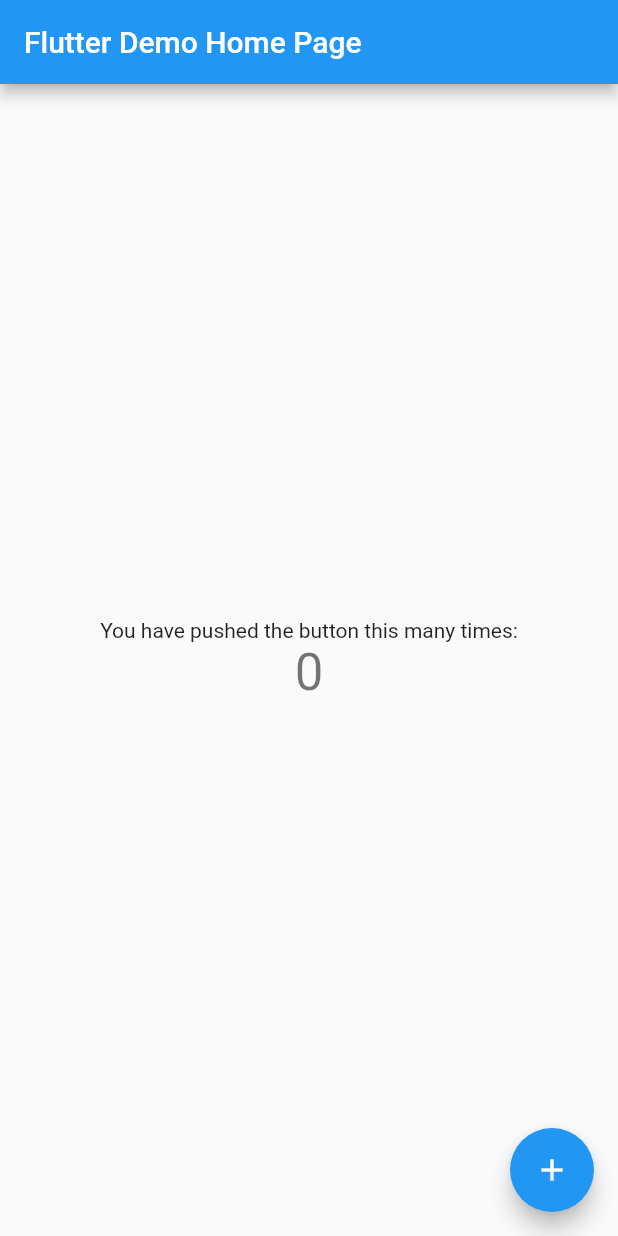
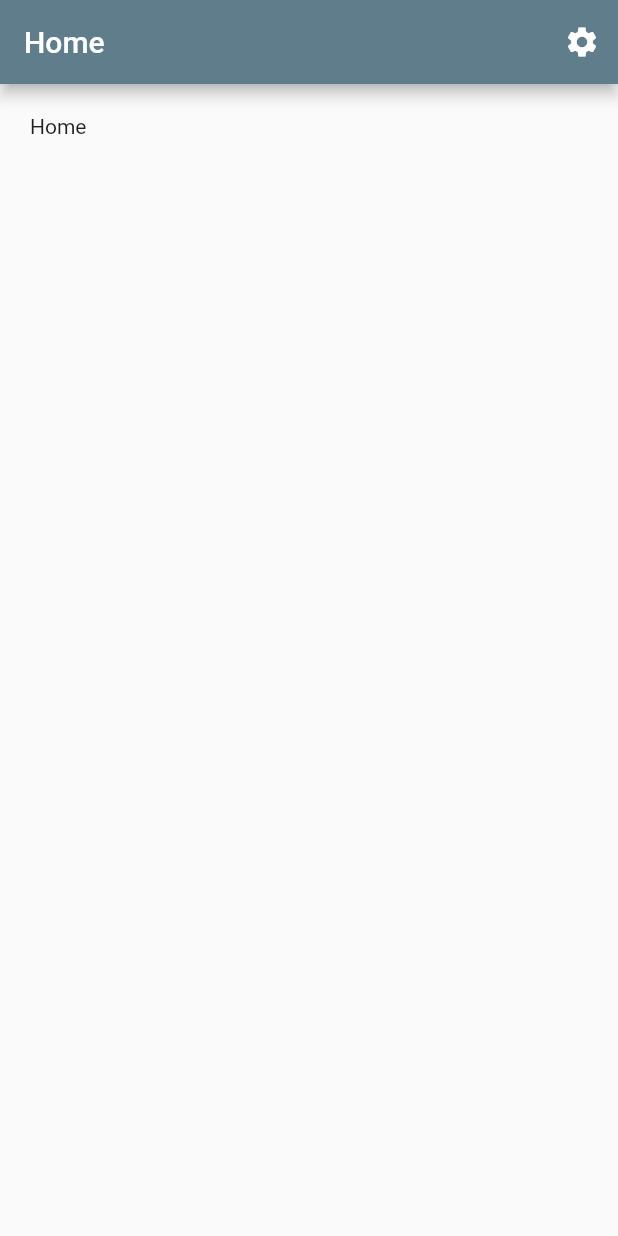
Before and after one commit to bozjator/audio-player, a Flutter app: the screen it shows after launch, on a phone screen of 412 x 824 dp. Run offline on Flutter 3.47's test engine with Material 2 defaults, Android fonts, the phone set to English and light mode, and no system bars; our stand-ins replace get.

```diff
--- /dev/null
+++ b/lib/core/global_widgets/custom_app_bar_widget.dart
@@ -0,0 +1,21 @@
+import 'package:audio_player/screens/settings/settings_screen.dart';
+import 'package:flutter/material.dart';
+import 'package:get/get.dart';
+
+PreferredSizeWidget customAppBar(String title, {bool showSettings = true}) {
+  List<Widget> actions = [];
+
+  if (showSettings) {
+    actions.add(IconButton(
+      icon: const Icon(Icons.settings),
+      onPressed: () {
+        Get.to(const SettingsScreen());
+      },
+    ));
+  }
+
+  return AppBar(
+    title: Text(title),
+    actions: actions,
+  );
+}
--- /dev/null
+++ b/lib/core/theme/dark_theme.dart
@@ -0,0 +1,5 @@
+import 'package:flutter/material.dart';
+
+final ThemeData darkTheme = ThemeData(
+  brightness: Brightness.dark,
+);
--- /dev/null
+++ b/lib/core/theme/light_theme.dart
@@ -0,0 +1,6 @@
+import 'package:flutter/material.dart';
+
+final ThemeData lightTheme = ThemeData(
+  brightness: Brightness.light,
+  primarySwatch: Colors.blueGrey,
+);
--- a/lib/main.dart
+++ b/lib/main.dart
@@ -1,115 +1,32 @@
+import 'package:audio_player/core/theme/dark_theme.dart';
+import 'package:audio_player/core/theme/light_theme.dart';
+import 'package:audio_player/screens/home/home_controller.dart';
+import 'package:audio_player/screens/home/home_screen.dart';
+import 'package:audio_player/screens/settings/settings_controller.dart';
 import 'package:flutter/material.dart';
+import 'package:get/get.dart';
 
 void main() {
+  initControllers();
   runApp(const MyApp());
+}
+
+void initControllers() {
+  Get.put(HomeController());
+  Get.put(SettingsController());
 }
 
 class MyApp extends StatelessWidget {
   const MyApp({Key? key}) : super(key: key);
 
-  // This widget is the root of your application.
   @override
   Widget build(BuildContext context) {
-    return MaterialApp(
-      title: 'Flutter Demo',
-      theme: ThemeData(
-        // This is the theme of your application.
-        //
-        // Try running your application with "flutter run". You'll see the
-        // application has a blue toolbar. Then, without quitting the app, try
-        // changing the primarySwatch below to Colors.green and then invoke
-        // "hot reload" (press "r" in the console where you ran "flutter run",
-        // or simply save your changes to "hot reload" in a Flutter IDE).
-        // Notice that the counter didn't reset back to zero; the application
-        // is not restarted.
-        primarySwatch: Colors.blue,
-      ),
-      home: const MyHomePage(title: 'Flutter Demo Home Page'),
+    return GetMaterialApp(
+      title: 'Audio player',
+      theme: lightTheme,
+      darkTheme: darkTheme,
+      themeMode: ThemeMode.system,
+      home: const HomeScreen(),
     );
   }
 }
-
-class MyHomePage extends StatefulWidget {
-  const MyHomePage({Key? key, required this.title}) : super(key: key);
-
-  // This widget is the home page of your application. It is stateful, meaning
-  // that it has a State object (defined below) that contains fields that affect
-  // how it looks.
-
-  // This class is the configuration for the state. It holds the values (in this
-  // case the title) provided by the parent (in this case the App widget) and
-  // used by the build method of the State. Fields in a Widget subclass are
-  // always marked "final".
-
-  final String title;
-
-  @override
-  State<MyHomePage> createState() => _MyHomePageState();
-}
-
-class _MyHomePageState extends State<MyHomePage> {
-  int _counter = 0;
-
-  void _incrementCounter() {
-    setState(() {
-      // This call to setState tells the Flutter framework that something has
-      // changed in this State, which causes it to rerun the build method below
-      // so that the display can reflect the updated values. If we changed
-      // _counter without calling setState(), then the build method would not be
-      // called again, and so nothing would appear to happen.
-      _counter++;
-    });
-  }
-
-  @override
-  Widget build(BuildContext context) {
-    // This method is rerun every time setState is called, for instance as done
-    // by the _incrementCounter method above.
-    //
-    // The Flutter framework has been optimized to make rerunning build methods
-    // fast, so that you can just rebuild anything that needs updating rather
-    // than having to individually change instances of widgets.
-    return Scaffold(
-      appBar: AppBar(
-        // Here we take the value from the MyHomePage object that was created by
-        // the App.build method, and use it to set our appbar title.
-        title: Text(widget.title),
-      ),
-      body: Center(
-        // Center is a layout widget. It takes a single child and positions it
-        // in the middle of the parent.
-        child: Column(
-          // Column is also a layout widget. It takes a list of children and
-          // arranges them vertically. By default, it sizes itself to fit its
-          // children horizontally, and tries to be as tall as its parent.
-          //
-          // Invoke "debug painting" (press "p" in the console, choose the
-          // "Toggle Debug Paint" action from the Flutter Inspector in Android
-          // Studio, or the "Toggle Debug Paint" command in Visual Studio Code)
-          // to see the wireframe for each widget.
-          //
-          // Column has various properties to control how it sizes itself and
-          // how it positions its children. Here we use mainAxisAlignment to
-          // center the children vertically; the main axis here is the vertical
-          // axis because Columns are vertical (the cross axis would be
-          // horizontal).
-          mainAxisAlignment: MainAxisAlignment.center,
-          children: <Widget>[
-            const Text(
-              'You have pushed the button this many times:',
-            ),
-            Text(
-              '$_counter',
-              style: Theme.of(context).textTheme.headline4,
-            ),
-          ],
-        ),
-      ),
-      floatingActionButton: FloatingActionButton(
-        onPressed: _incrementCounter,
-        tooltip: 'Increment',
-        child: const Icon(Icons.add),
-      ), // This trailing comma makes auto-formatting nicer for build methods.
-    );
-  }
-}
--- /dev/null
+++ b/lib/screens/home/home_controller.dart
@@ -0,0 +1,5 @@
+import 'package:get/get.dart';
+
+class HomeController extends GetxController {
+  final title = "Home";
+}
--- /dev/null
+++ b/lib/screens/home/home_screen.dart
@@ -0,0 +1,19 @@
+import 'package:audio_player/core/global_widgets/custom_app_bar_widget.dart';
+import 'package:audio_player/screens/home/home_controller.dart';
+import 'package:flutter/material.dart';
+import 'package:get/get.dart';
+
+class HomeScreen extends GetView<HomeController> {
+  const HomeScreen({Key? key}) : super(key: key);
+
+  @override
+  Widget build(BuildContext context) {
+    return Scaffold(
+      appBar: customAppBar(controller.title),
+      body: Container(
+        padding: const EdgeInsets.all(20),
+        child: Text(controller.title),
+      ),
+    );
+  }
+}
--- /dev/null
+++ b/lib/screens/settings/settings_controller.dart
@@ -0,0 +1,5 @@
+import 'package:get/get.dart';
+
+class SettingsController extends GetxController {
+  final title = "Settings";
+}
--- /dev/null
+++ b/lib/screens/settings/settings_screen.dart
@@ -0,0 +1,19 @@
+import 'package:audio_player/core/global_widgets/custom_app_bar_widget.dart';
+import 'package:audio_player/screens/settings/settings_controller.dart';
+import 'package:flutter/material.dart';
+import 'package:get/get.dart';
+
+class SettingsScreen extends GetView<SettingsController> {
+  const SettingsScreen({Key? key}) : super(key: key);
+
+  @override
+  Widget build(BuildContext context) {
+    return Scaffold(
+      appBar: customAppBar(controller.title, showSettings: false),
+      body: Container(
+        padding: const EdgeInsets.all(20),
+        child: Text(controller.title),
+      ),
+    );
+  }
+}
--- a/pubspec.yaml
+++ b/pubspec.yaml
@@ -29,6 +29,8 @@ environment:
 dependencies:
   flutter:
     sdk: flutter
+
+  get: 4.6.1
 
 
   # The following adds the Cupertino Icons font to your application.
```
Also changed, not shown: pubspec.lock.
